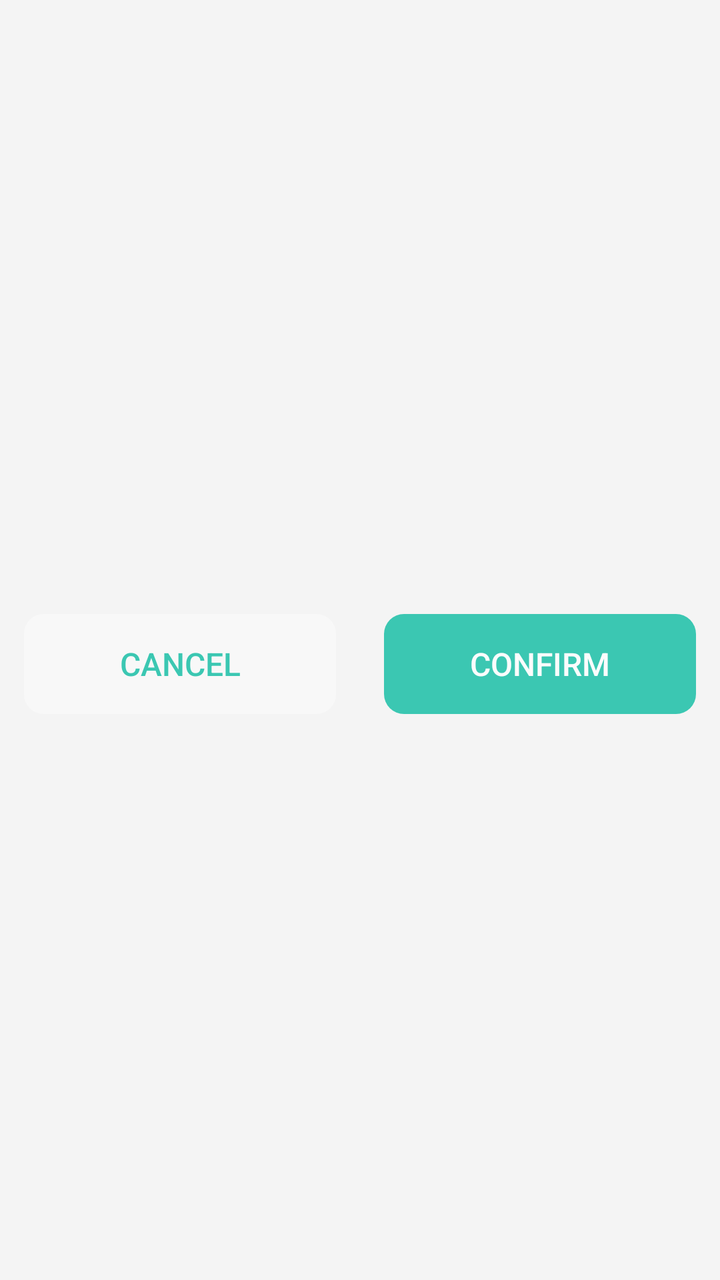
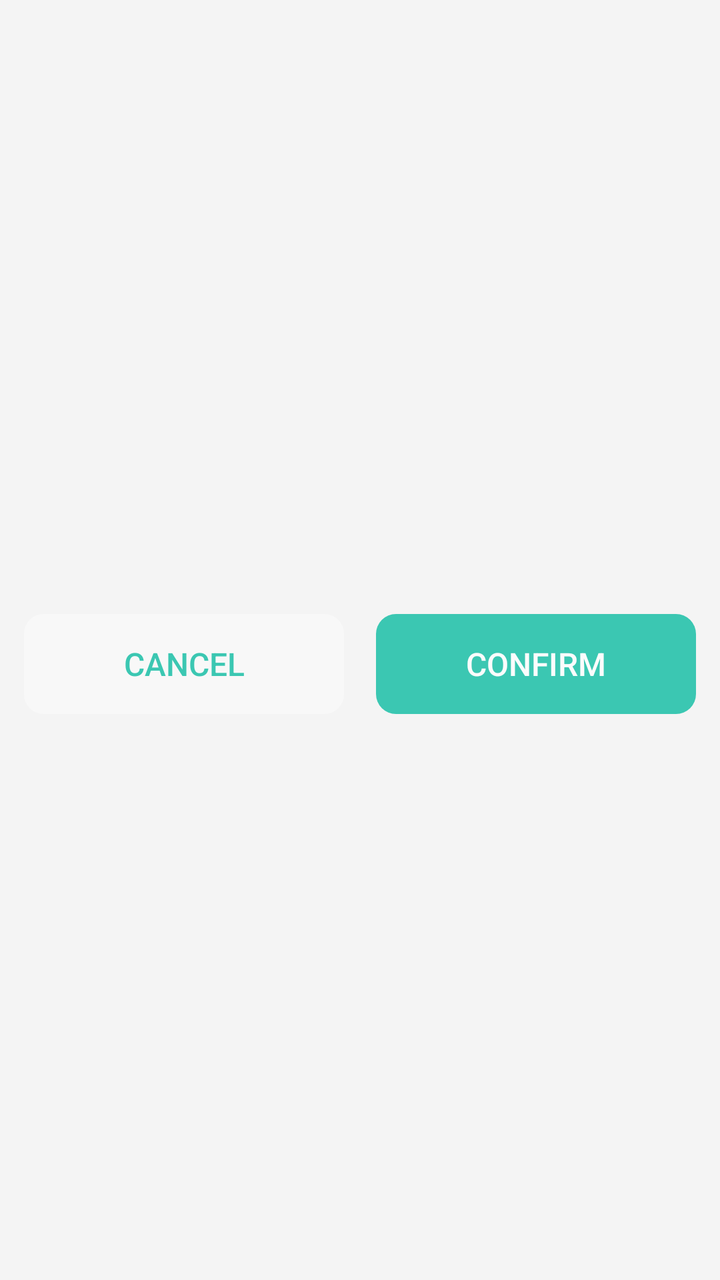

An Android layout rendered at two revisions. The XML below is the earlier revision; the diff shows what the commit changed to produce the second picture.
<!-- AndroidManifest.xml: application theme AppTheme -->
<!-- res/layout/dialog_item_chooser_small.xml -->
<?xml version="1.0" encoding="utf-8"?>
<LinearLayout xmlns:android="http://schemas.android.com/apk/res/android"
    style="@style/dialogRoot"
    android:gravity="center_vertical"
    android:focusable="true"
    android:focusableInTouchMode="true"
    android:layout_width="match_parent"
    android:layout_height="wrap_content">
    <RelativeLayout
        android:visibility="gone"
        android:id="@+id/search_bar"
        android:background="@drawable/dialog_search_bg"
        android:layout_width="match_parent"
        android:layout_height="50dp">
        <EditText
            android:id="@+id/search_box"
            android:nextFocusDown="@id/search_box"
            android:lines="1"
            android:singleLine="true"
            android:imeOptions="actionSearch"
            android:layout_width="match_parent"
            android:layout_height="match_parent"
            android:paddingStart="20dp"
            android:paddingEnd="20dp"
            android:maxLength="30"
            android:textSize="15dp"
            android:hint="@string/item_chooser_search_hint"
            android:background="@null" />

        <ImageButton
            android:id="@+id/search_box_clear"
            android:background="@null"
            android:layout_alignParentEnd="true"
            android:layout_centerVertical="true"
            android:src="@drawable/dialog_search_clear"
            android:scaleType="centerInside"
            android:padding="15dp"
            android:tint="?android:textColorPrimary"
            android:layout_width="50dp"
            android:layout_height="50dp" />
    </RelativeLayout>

    <FrameLayout
        android:layout_marginBottom="8dp"
        android:id="@+id/header"
        android:layout_width="match_parent"
        android:layout_height="wrap_content">

        <TextView
            style="@style/dialogTitle"
            android:breakStrategy="simple"
            android:paddingStart="4dp"
            android:paddingEnd="4dp"
            android:id="@+id/dialog_title"
            android:visibility="gone"
            android:layout_width="match_parent"
            android:layout_height="wrap_content" />

        <TextView
            style="@style/dialogDesc"
            android:breakStrategy="simple"
            android:paddingStart="4dp"
            android:paddingEnd="4dp"
            android:id="@+id/dialog_desc"
            android:visibility="gone"
            android:layout_width="match_parent"
            android:layout_height="wrap_content" />
    </FrameLayout>

    <ListView
        android:background="@drawable/krscript_item_ripple_kon"
        android:paddingEnd="5dp"
        android:id="@+id/item_list"
        android:scrollbarSize="0dp"
        android:divider="@null"
        android:fastScrollEnabled="true"
        android:scrollbarStyle="insideOverlay"
        android:requiresFadingEdge="vertical"
        android:smoothScrollbar="true"
        android:layout_width="match_parent"
        android:layout_height="wrap_content" />

    <LinearLayout
        android:id="@+id/bottom_buttons"
        android:layout_marginTop="16dp"
        android:orientation="horizontal"
        android:layout_width="match_parent"
        android:layout_height="wrap_content">

        <Button
            android:id="@+id/btn_cancel"
            style="@style/dialogCancelBtn"
            android:layout_marginEnd="8dp"
            android:text="@string/btn_cancel">
        </Button>
        <Button
            android:id="@+id/btn_confirm"
            style="@style/dialogConfirmBtn"
            android:text="@string/btn_confirm">
        </Button>
    </LinearLayout>
</LinearLayout>
<!-- resources referenced by this layout -->
<resources>
  <!-- drawable dialog_search_bg (drawable) -->
  <?xml version="1.0" encoding="utf-8"?>
  <shape xmlns:android="http://schemas.android.com/apk/res/android">
      <solid android:color="?attr/colorParse" />
      <size android:height="25dp" />
      <corners android:radius="10dp" />
  
      
  </shape>
  <string name="btn_cancel">Cancel</string>
  <string name="btn_confirm">Confirm</string>
  <string name="item_chooser_search_hint">Search options</string>
  <style name="dialogCancelBtn" parent="dialogLargeBtn">
          <item name="android:layout_marginStart">0dp</item>
          <item name="android:background">@drawable/btn_bg_large_secondary</item>
      </style>
  <style name="dialogConfirmBtn" parent="dialogLargeBtn">
          <item name="android:textColor">#FFFFFF</item>
          <item name="android:background">@drawable/btn_bg_large</item>
      </style>
  <style name="dialogDesc" parent="@style/textSmall">
          <item name="android:paddingStart">16dp</item>
          <item name="android:paddingEnd">16dp</item>
          <item name="android:paddingTop">8dp</item>
          <item name="android:layout_width">match_parent</item>
          <item name="android:layout_height">wrap_content</item>
      </style>
  <style name="dialogRoot">
          <item name="android:layout_width">match_parent</item>
          <item name="android:layout_height">match_parent</item>
          <item name="android:orientation">vertical</item>
          <item name="android:padding">12dp</item>
      </style>
  <style name="dialogTitle" parent="@style/textTitle">
          <item name="android:paddingStart">16dp</item>
          <item name="android:paddingEnd">16dp</item>
          <item name="android:paddingTop">16dp</item>
          <item name="android:layout_width">match_parent</item>
          <item name="android:layout_height">wrap_content</item>
      </style>
  <style name="textSmall">
          <item name="android:textColor">?android:attr/textColorSecondary</item>
          <item name="android:textSize">12sp</item>
      </style>
  <style name="textTitle">
          <item name="android:textColor">?android:attr/textColorPrimary</item>
          <item name="android:textStyle">bold</item>
          <item name="android:textSize">14dp</item>
      </style>
  <color name="colorPrimary">#64CDB6</color>
  <color name="colorPrimaryDark">#30C7B6</color>
  <color name="colorAccent">#0dbda2</color>
  <color name="colorParseDark">#20605f5f</color>
  <color name="colorPirmDark">#20000000</color>
  <color name="status_bg_light">@android:color/white</color>
  <color name="window_bg_light">#f4f4f4</color>
  <color name="cardBgLight">#CCFFFFFF</color>
  <!-- drawable seekbar_thumb (drawable) -->
  <?xml version="1.0" encoding="utf-8"?>
  <shape xmlns:android="http://schemas.android.com/apk/res/android">
      <solid android:color="@android:color/transparent" />
      <corners android:radius="10dp" />
      <size
          android:width="12dp"
          android:height="12dp" />
  </shape>
  <!-- drawable switch_track_disabled (drawable) -->
  <?xml version="1.0" encoding="utf-8"?>
  <shape xmlns:android="http://schemas.android.com/apk/res/android">
      <solid android:color="#22888888" />
      <corners android:radius="10dp" />
      <size android:width="66dp" android:height="20dp" />
  </shape>
  <!-- drawable switch_track_open (drawable) -->
  <?xml version="1.0" encoding="utf-8"?>
  <shape xmlns:android="http://schemas.android.com/apk/res/android">
      <solid android:color="?android:colorAccent" />
      <corners android:radius="10dp" />
      <size android:width="66dp" android:height="20dp" />
  </shape>
  <!-- drawable switch_track_close (drawable) -->
  <?xml version="1.0" encoding="utf-8"?>
  <shape xmlns:android="http://schemas.android.com/apk/res/android">
      <solid android:color="#44888888" />
      <corners android:radius="10dp" />
      <size android:width="66dp" android:height="20dp" />
  </shape>
  <!-- unchanged entries left out for length: 19 -->
</resources>

<!-- the commit's change to res/layout/dialog_item_chooser_small.xml (unified diff, before → after) -->
@@ -90,7 +90,6 @@
         <Button
             android:id="@+id/btn_cancel"
             style="@style/dialogCancelBtn"
-            android:layout_marginEnd="8dp"
             android:text="@string/btn_cancel">
         </Button>
         <Button
